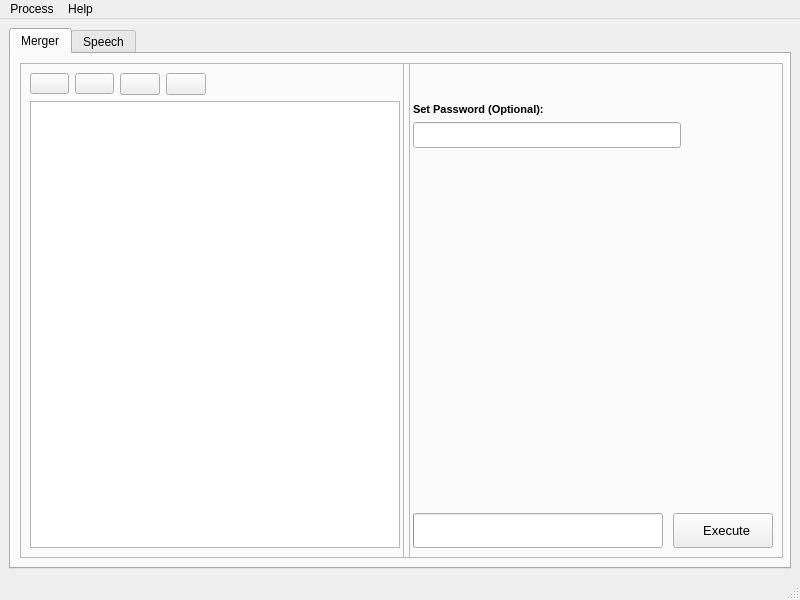
Before: the Qt Designer form gui.ui in farzadasgari/PDFPyMerger, drawn with Qt 5.
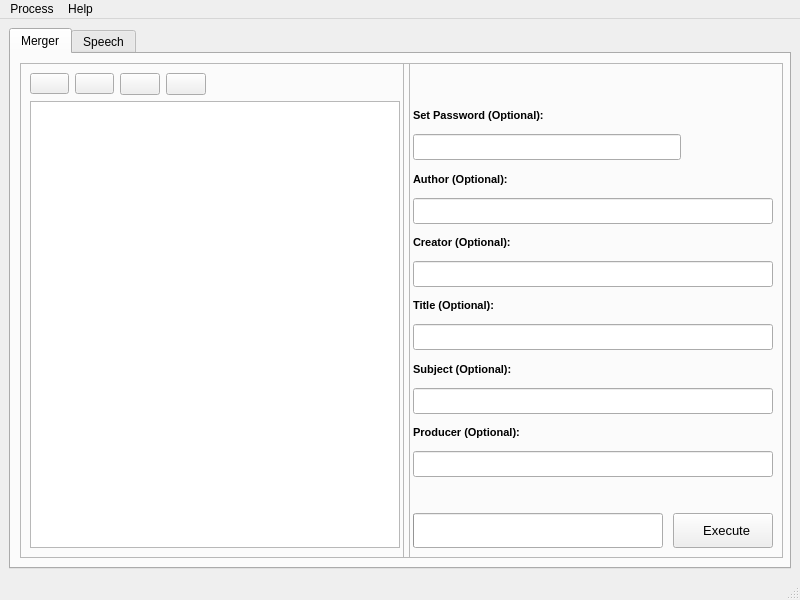
After: the same form once the commit is applied. Icons and pictures are not drawn.

Commit message: Update GUI for PDF Metadata

Diff of the .ui file:
```diff
--- a/gui.ui
+++ b/gui.ui
@@ -390,17 +390,202 @@
             </layout>
            </item>
            <item>
-            <spacer name="verticalSpacerRightFrameBottom">
+            <widget class="QLabel" name="authorLabel">
+             <property name="font">
+              <font>
+               <pointsize>8</pointsize>
+               <bold>true</bold>
+              </font>
+             </property>
+             <property name="statusTip">
+              <string>Set Author (Optional)</string>
+             </property>
+             <property name="text">
+              <string>Author (Optional):</string>
+             </property>
+            </widget>
+           </item>
+           <item>
+            <widget class="QLineEdit" name="authorInput">
+             <property name="font">
+              <font>
+               <pointsize>11</pointsize>
+              </font>
+             </property>
+             <property name="focusPolicy">
+              <enum>Qt::StrongFocus</enum>
+             </property>
+             <property name="toolTip">
+              <string>Set Author</string>
+             </property>
+             <property name="statusTip">
+              <string>Set Author Metadata for your Merged PDF (Optional)</string>
+             </property>
+             <property name="echoMode">
+              <enum>QLineEdit::Password</enum>
+             </property>
+            </widget>
+           </item>
+           <item>
+            <widget class="QLabel" name="creatorLabel">
+             <property name="font">
+              <font>
+               <pointsize>8</pointsize>
+               <bold>true</bold>
+              </font>
+             </property>
+             <property name="statusTip">
+              <string>Set Creator (Optional)</string>
+             </property>
+             <property name="text">
+              <string>Creator (Optional):</string>
+             </property>
+            </widget>
+           </item>
+           <item>
+            <widget class="QLineEdit" name="passwordInput_7">
+             <property name="font">
+              <font>
+               <pointsize>11</pointsize>
+              </font>
+             </property>
+             <property name="focusPolicy">
+              <enum>Qt::StrongFocus</enum>
+             </property>
+             <property name="toolTip">
+              <string>Set Creator</string>
+             </property>
+             <property name="statusTip">
+              <string>Set Creator Metadata for your Merged PDF (Optional)</string>
+             </property>
+             <property name="echoMode">
+              <enum>QLineEdit::Password</enum>
+             </property>
+            </widget>
+           </item>
+           <item>
+            <widget class="QLabel" name="titleLabel">
+             <property name="font">
+              <font>
+               <pointsize>8</pointsize>
+               <bold>true</bold>
+              </font>
+             </property>
+             <property name="statusTip">
+              <string>Set Title (Optional)</string>
+             </property>
+             <property name="text">
+              <string>Title (Optional):</string>
+             </property>
+            </widget>
+           </item>
+           <item>
+            <widget class="QLineEdit" name="passwordInput_3">
+             <property name="font">
+              <font>
+               <pointsize>11</pointsize>
+              </font>
+             </property>
+             <property name="focusPolicy">
+              <enum>Qt::StrongFocus</enum>
+             </property>
+             <property name="toolTip">
+              <string>Set Title</string>
+             </property>
+             <property name="statusTip">
+              <string>Set Title Metadata for your Merged PDF (Optional)</string>
+             </property>
+             <property name="echoMode">
+              <enum>QLineEdit::Password</enum>
+             </property>
+            </widget>
+           </item>
+           <item>
+            <widget class="QLabel" name="subjectLabel">
+             <property name="font">
+              <font>
+               <pointsize>8</pointsize>
+               <bold>true</bold>
+              </font>
+             </property>
+             <property name="statusTip">
+              <string>Set Subject (Optional)</string>
+             </property>
+             <property name="text">
+              <string>Subject (Optional):</string>
+             </property>
+            </widget>
+           </item>
+           <item>
+            <widget class="QLineEdit" name="passwordInput_5">
+             <property name="font">
+              <font>
+               <pointsize>11</pointsize>
+              </font>
+             </property>
+             <property name="focusPolicy">
+              <enum>Qt::StrongFocus</enum>
+             </property>
+             <property name="toolTip">
+              <string>Set Subject</string>
+             </property>
+             <property name="statusTip">
+              <string>Set Subject Metadata for your Merged PDF (Optional)</string>
+             </property>
+             <property name="echoMode">
+              <enum>QLineEdit::Password</enum>
+             </property>
+            </widget>
+           </item>
+           <item>
+            <widget class="QLabel" name="producerLabel">
+             <property name="font">
+              <font>
+               <pointsize>8</pointsize>
+               <bold>true</bold>
+              </font>
+             </property>
+             <property name="statusTip">
+              <string>Set Producer (Optional)</string>
+             </property>
+             <property name="text">
+              <string>Producer (Optional):</string>
+             </property>
+            </widget>
+           </item>
+           <item>
+            <widget class="QLineEdit" name="passwordInput_4">
+             <property name="font">
+              <font>
+               <pointsize>11</pointsize>
+              </font>
+             </property>
+             <property name="focusPolicy">
+              <enum>Qt::StrongFocus</enum>
+             </property>
+             <property name="toolTip">
+              <string>Set Producer</string>
+             </property>
+             <property name="statusTip">
+              <string>Set Producer Metadata for your Merged PDF (Optional)</string>
+             </property>
+             <property name="echoMode">
+              <enum>QLineEdit::Password</enum>
+             </property>
+            </widget>
+           </item>
+           <item>
+            <spacer name="verticalSpacerRightFrameTop_2">
              <property name="orientation">
               <enum>Qt::Vertical</enum>
              </property>
              <property name="sizeType">
-              <enum>QSizePolicy::Expanding</enum>
+              <enum>QSizePolicy::Maximum</enum>
              </property>
              <property name="sizeHint" stdset="0">
               <size>
                <width>20</width>
-               <height>40</height>
+               <height>30</height>
               </size>
              </property>
             </spacer>
```
Left out of the diff: 14 changed lines with no effect on the pictures.
